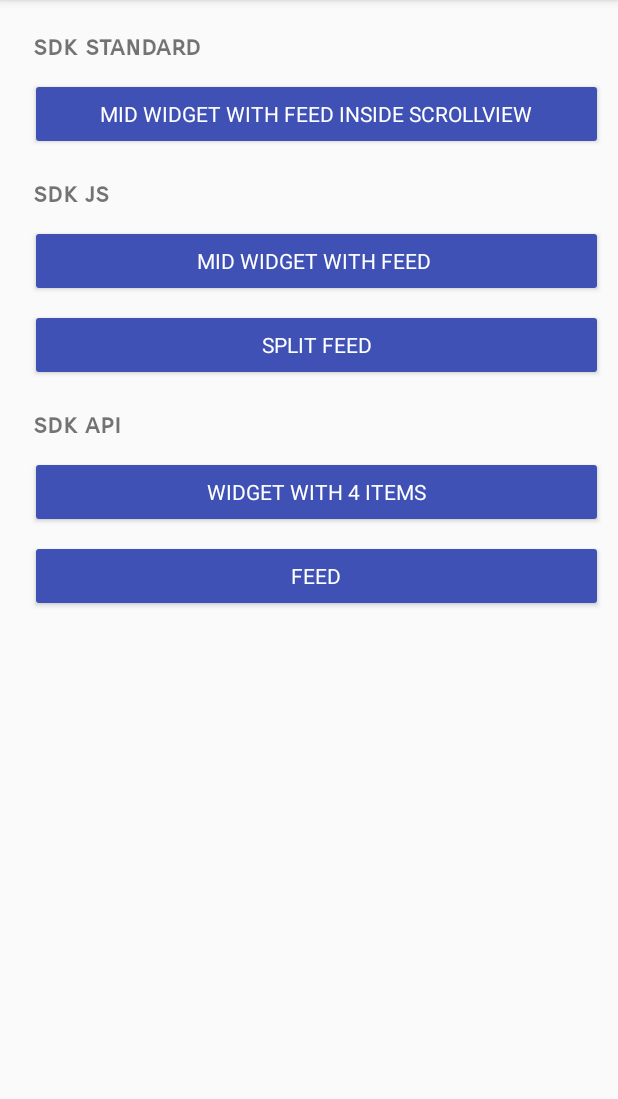
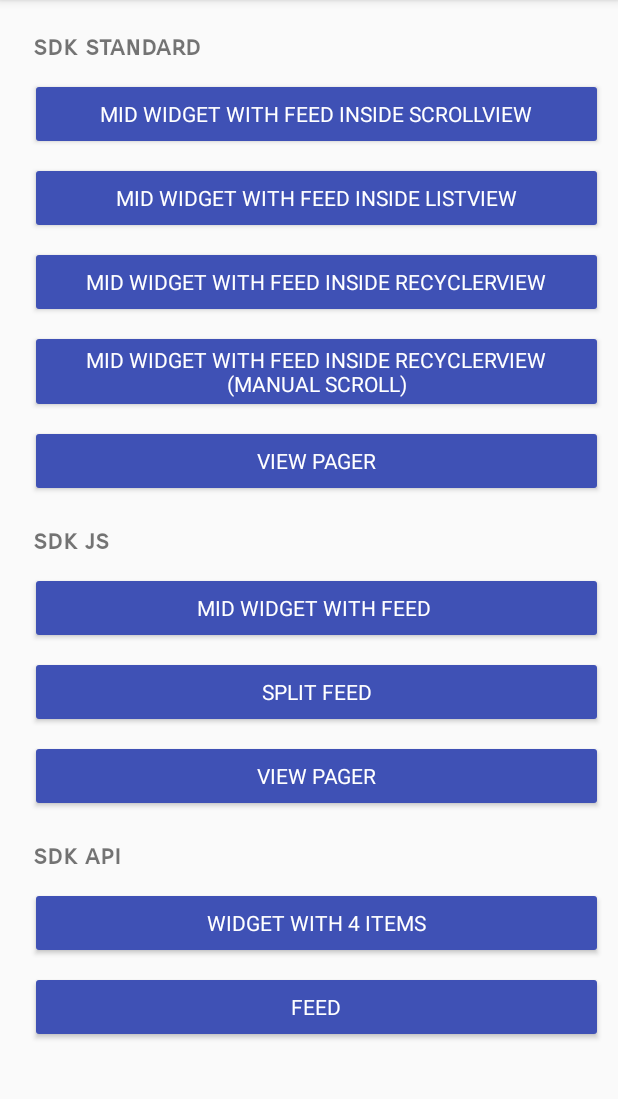
Before and after one commit to taboola/android-sdk-examples, an Android app: the screen it shows after launch (MainActivity), on a phone screen of 412 x 824 dp, the part 84-1183 px from its top. Run offline under Robolectric (Android 15) with nearby library versions, the phone set to English and light mode, and no system bars; 2 statements that could not run were skipped.

```diff
--- a/taboolasamples/src/main/AndroidManifest.xml
+++ b/taboolasamples/src/main/AndroidManifest.xml
@@ -1,5 +1,6 @@
 <?xml version="1.0" encoding="utf-8"?>
 <manifest xmlns:android="http://schemas.android.com/apk/res/android"
+    xmlns:tools="http://schemas.android.com/tools"
     package="com.taboola.android.sdksamples">
 
     <uses-permission android:name="android.permission.INTERNET" />
@@ -9,9 +10,10 @@
         android:icon="@mipmap/ic_launcher"
         android:label="@string/app_name"
         android:roundIcon="@mipmap/ic_launcher_round"
-        android:supportsRtl="true"
+        android:supportsRtl="false"
         android:theme="@style/AppTheme"
-        android:name=".TaboolaSampleApplication">
+        android:name=".TaboolaSampleApplication"
+        tools:ignore="GoogleAppIndexingWarning">
         <activity android:name=".activities.MainActivity"
             android:configChanges="orientation|screenSize|keyboardHidden">
             <intent-filter>
--- /dev/null
+++ b/taboolasamples/src/main/java/com/taboola/android/sdksamples/js/ViewPagerViaJsFragment.java
@@ -0,0 +1,6 @@
+package com.taboola.android.sdksamples.js;
+
+import android.support.v4.app.Fragment;
+
+public class ViewPagerViaJsFragment extends Fragment {
+}
--- /dev/null
+++ b/taboolasamples/src/main/java/com/taboola/android/sdksamples/standard/FeedWithMiddleArticleInsideListViewFragment.java
@@ -0,0 +1,6 @@
+package com.taboola.android.sdksamples.standard;
+
+import android.support.v4.app.Fragment;
+
+public class FeedWithMiddleArticleInsideListViewFragment extends Fragment {
+}
--- /dev/null
+++ b/taboolasamples/src/main/java/com/taboola/android/sdksamples/standard/FeedWithMiddleArticleInsideRecycleViewCustomFragment.java
@@ -0,0 +1,6 @@
+package com.taboola.android.sdksamples.standard;
+
+import android.support.v4.app.Fragment;
+
+public class FeedWithMiddleArticleInsideRecycleViewCustomFragment extends Fragment {
+}
--- /dev/null
+++ b/taboolasamples/src/main/java/com/taboola/android/sdksamples/standard/FeedWithMiddleArticleInsideRecycleViewFragment.java
@@ -0,0 +1,6 @@
+package com.taboola.android.sdksamples.standard;
+
+import android.support.v4.app.Fragment;
+
+public class FeedWithMiddleArticleInsideRecycleViewFragment extends Fragment {
+}
--- /dev/null
+++ b/taboolasamples/src/main/java/com/taboola/android/sdksamples/standard/ViewPagerViaStandartFragment.java
@@ -0,0 +1,6 @@
+package com.taboola.android.sdksamples.standard;
+
+import android.support.v4.app.Fragment;
+
+public class ViewPagerViaStandartFragment extends Fragment {
+}
--- a/taboolasamples/src/main/res/drawable/button.xml
+++ /dev/null
@@ -1,6 +0,0 @@
-<?xml version="1.0" encoding="utf-8"?>
-<shape xmlns:android="http://schemas.android.com/apk/res/android"
-    android:shape="rectangle">
-    <corners android:radius="10dp"/>
-    <solid android:color="#4472c4"/>
-</shape>
--- a/taboolasamples/src/main/res/layout/button_item.xml
+++ b/taboolasamples/src/main/res/layout/button_item.xml
@@ -1,31 +1,13 @@
 <?xml version="1.0" encoding="utf-8"?>
-<!--
-<android.support.v7.widget.AppCompatButton xmlns:tools="http://schemas.android.com/tools"
-    xmlns:android="http://schemas.android.com/apk/res/android"
+<android.support.v7.widget.AppCompatButton xmlns:android="http://schemas.android.com/apk/res/android"
     xmlns:app="http://schemas.android.com/apk/res-auto"
+    xmlns:tools="http://schemas.android.com/tools"
     android:layout_width="match_parent"
     android:layout_height="wrap_content"
-    android:layout_marginLeft="20dp"
-    android:paddingBottom="10dp"
+    android:layout_marginLeft="10dp"
+    android:layout_marginBottom="8dp"
+    android:fontFamily="sans-serif"
     android:textColor="@android:color/white"
     android:textSize="14sp"
-    android:textStyle="bold"
-    android:textAllCaps="false"
-    android:gravity="left|center"
-    tools:text="Some Button Test"
-    android:fontFamily="sans-serif"
-    app:fontFamily="sans-serif" />
--->
-
-    <android.support.v7.widget.AppCompatButton xmlns:tools="http://schemas.android.com/tools"
-    xmlns:android="http://schemas.android.com/apk/res/android"
-    android:layout_width="match_parent"
-    android:layout_height="wrap_content"
-    xmlns:app="http://schemas.android.com/apk/res-auto"
-    android:layout_marginBottom="8dp"
-    android:textColor="@android:color/white"
-    android:textSize="14sp"
-    tools:text="Some Button Test"
-    android:fontFamily="sans-serif"
     app:fontFamily="sans-serif"
-    android:layout_marginLeft="10dp"/>
+    tools:text="Some Button Test" />
--- a/taboolasamples/src/main/res/mipmap-anydpi-v26/ic_launcher.xml
+++ /dev/null
@@ -1,5 +0,0 @@
-<?xml version="1.0" encoding="utf-8"?>
-<adaptive-icon xmlns:android="http://schemas.android.com/apk/res/android">
-    <background android:drawable="@drawable/ic_launcher_background" />
-    <foreground android:drawable="@drawable/ic_launcher_foreground" />
-</adaptive-icon>
--- a/taboolasamples/src/main/res/mipmap-anydpi-v26/ic_launcher_round.xml
+++ /dev/null
@@ -1,5 +0,0 @@
-<?xml version="1.0" encoding="utf-8"?>
-<adaptive-icon xmlns:android="http://schemas.android.com/apk/res/android">
-    <background android:drawable="@drawable/ic_launcher_background" />
-    <foreground android:drawable="@drawable/ic_launcher_foreground" />
-</adaptive-icon>
--- a/taboolasamples/src/main/res/values/ids.xml
+++ b/taboolasamples/src/main/res/values/ids.xml
@@ -10,6 +10,11 @@
     <item name="js_split" type="id" />
     <item name="js_mid_article_with_feed" type="id" />
     <item name="std_mid_article_with_feed_lnr" type="id" />
+    <item name="std_mid_article_with_feed_lv" type="id" />
+    <item name="std_mid_article_with_feed_rv" type="id" />
+    <item name="std_mid_article_with_feed_rv_manual" type="id" />
+    <item name="std_view_pager" type="id" />
+    <item name="js_view_pager" type="id" />
 
 
 </resources>
```
Also changed, not shown: taboolasamples/src/main/java/com/taboola/android/sdksamples/fragments/MenuFragment.java (+42 -16 lines), taboolasamples/src/main/res/drawable-v21/button.xml (deleted, +0 -11 lines), taboolasamples/src/main/res/drawable-v24/ic_launcher_foreground.xml (deleted, +0 -34 lines), taboolasamples/src/main/res/drawable/image_demo.png (deleted).
